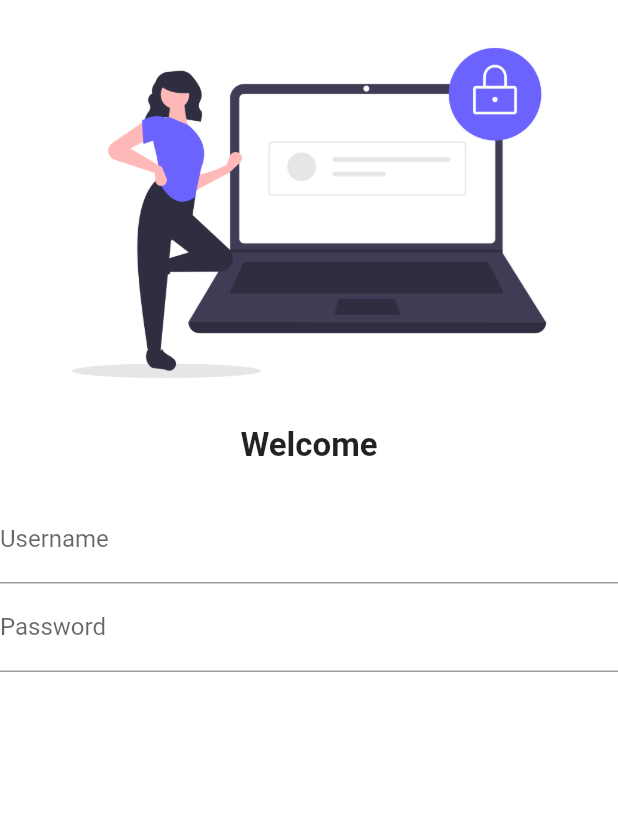
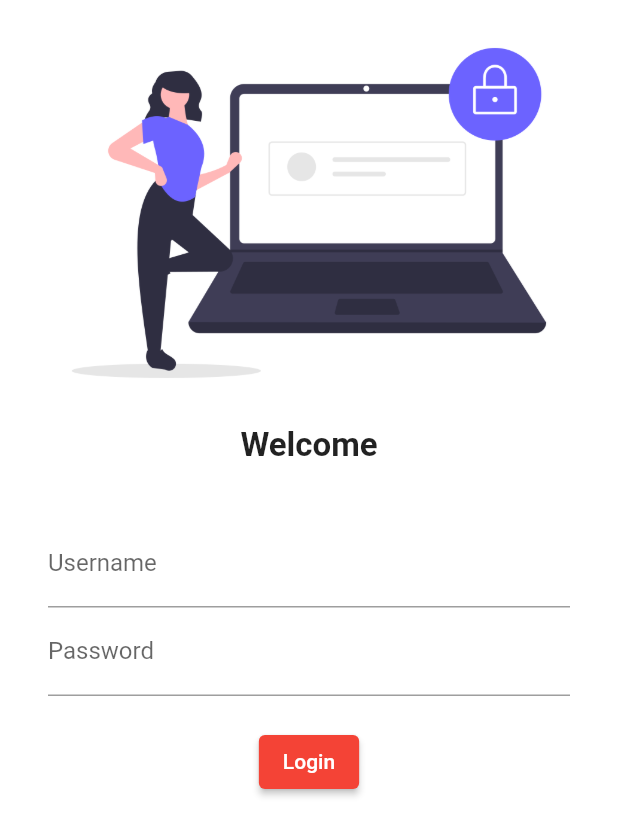
Before and after one commit to sumitmote/flutter_catalog, a Flutter app: the screen it shows after launch, on a phone screen of 412 x 824 dp. Shown: the top 836 px of the screen. Run offline on Flutter 3.47's test engine with Material 2 defaults, Android fonts, the phone set to English and light mode, and no system bars; our stand-ins replace google_fonts.

Commit message:
Login Page

```diff
--- a/lib/pages/login_page.dart
+++ b/lib/pages/login_page.dart
@@ -21,6 +21,11 @@ class LoginPage extends StatelessWidget {
             SizedBox(
               height: 20.0,
             ),
+            Padding(
+              padding:
+                  const EdgeInsets.symmetric(vertical: 16.0, horizontal: 32.0),
+              child: Column(
+                children: [
                   TextFormField(
                     decoration: InputDecoration(
                       hintText: "Please enter username",
@@ -28,9 +33,23 @@ class LoginPage extends StatelessWidget {
                     ),
                   ),
                   TextFormField(
+                    obscureText: true,
                     decoration: InputDecoration(
                       hintText: "Please enter password",
                       labelText: "Password",
+                    ),
+                  ),
+                  SizedBox(
+                    height: 20.0,
+                  ),
+                  ElevatedButton(
+                    child: Text("Login"),
+                    style: TextButton.styleFrom(),
+                    onPressed: () {
+                      print("HI DEMO TEST");
+                    },
+                  )
+                ],
               ),
             )
           ],
```
Lines whose indentation alone changed are shown as unchanged.
